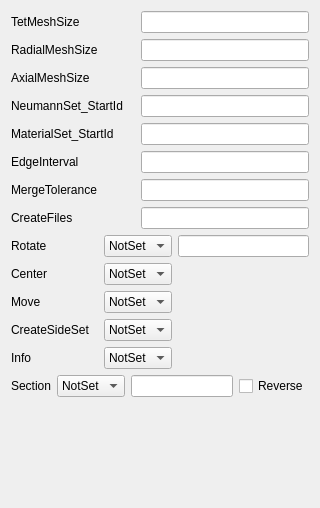
Qt form Application/qAssyParameters.ui (Sprunth/RGG) before a commit.
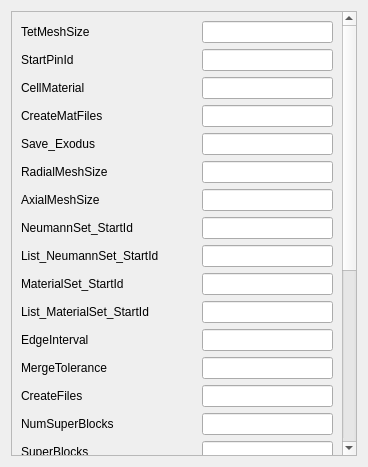
The same form after that commit.

Commit message: add parameters and gui setting for assembly

What changed in the file:
```diff
--- a/Application/qAssyParameters.ui
+++ b/Application/qAssyParameters.ui
@@ -6,88 +6,51 @@
    <rect>
     <x>0</x>
     <y>0</y>
-    <width>320</width>
-    <height>508</height>
+    <width>368</width>
+    <height>467</height>
    </rect>
   </property>
   <property name="windowTitle">
    <string>Form</string>
   </property>
   <layout class="QGridLayout" name="gridLayout">
-   <item row="11" column="2" colspan="2">
-    <widget class="QComboBox" name="MoveXYZ">
-     <item>
-      <property name="text">
-       <string>NotSet</string>
-      </property>
-     </item>
-     <item>
-      <property name="text">
-       <string>X</string>
+   <item row="0" column="0" colspan="2">
+    <widget class="QScrollArea" name="scrollArea">
+     <property name="widgetResizable">
+      <bool>true</bool>
+     </property>
+     <widget class="QWidget" name="scrollAreaWidgetContents">
+      <property name="geometry">
+       <rect>
+        <x>0</x>
+        <y>-271</y>
+        <width>327</width>
+        <height>840</height>
+       </rect>
       </property>
-     </item>
-     <item>
-      <property name="text">
-       <string>Y</string>
-      </property>
-     </item>
-     <item>
-      <property name="text">
-       <string>Z</string>
-      </property>
-     </item>
-    </widget>
-   </item>
-   <item row="14" column="0" colspan="5">
-    <layout class="QHBoxLayout" name="horizontalLayout">
-     <item>
-      <widget class="QLabel" name="label_7">
-       <property name="text">
-        <string>Section</string>
-       </property>
-      </widget>
-     </item>
-     <item>
-      <widget class="QComboBox" name="SectionXYZ">
-       <item>
-        <property name="text">
-         <string>NotSet</string>
-        </property>
-       </item>
-       <item>
-        <property name="text">
-         <string>X</string>
-        </property>
-       </item>
-       <item>
-        <property name="text">
-         <string>Y</string>
-        </property>
-       </item>
-       <item>
-        <property name="text">
-         <string>Z</string>
-        </property>
-       </item>
-      </widget>
-     </item>
-     <item>
-      <widget class="QLineEdit" name="SectionOffset"/>
-     </item>
-     <item>
-      <widget class="QCheckBox" name="SectionReverse">
-       <property name="text">
-        <string>Reverse</string>
-       </property>
-      </widget>
-     </item>
-    </layout>
-   </item>
-   <item row="5" column="3" colspan="2">
-    <widget class="QLineEdit" name="EdgeInterval"/>
-   </item>
+      <layout class="QGridLayout" name="gridLayout_2">
    <item row="10" column="2" colspan="2">
-    <widget class="QComboBox" name="CenterXYZ">
+        <widget class="QLineEdit" name="List_MaterialSet_StartId"/>
+       </item>
+       <item row="1" column="0">
+        <widget class="QLabel" name="label_15">
+         <property name="text">
+          <string>StartPinId</string>
+         </property>
+        </widget>
+       </item>
+       <item row="3" column="2" colspan="2">
+        <widget class="QLineEdit" name="CreateMatFiles"/>
+       </item>
+       <item row="23" column="0">
+        <widget class="QLabel" name="label_23">
+         <property name="text">
+          <string>Unknown</string>
+         </property>
+        </widget>
+       </item>
+       <item row="19" column="1" colspan="2">
+        <widget class="QComboBox" name="MoveXYZ">
      <item>
       <property name="text">
        <string>NotSet</string>
@@ -110,28 +73,8 @@
      </item>
     </widget>
    </item>
-   <item row="7" column="0">
-    <widget class="QLabel" name="label_14">
-     <property name="text">
-      <string>CreateFiles</string>
-     </property>
-    </widget>
-   </item>
-   <item row="10" column="0">
-    <widget class="QLabel" name="label_5">
-     <property name="text">
-      <string>Center</string>
-     </property>
-    </widget>
-   </item>
-   <item row="7" column="3" colspan="2">
-    <widget class="QLineEdit" name="CreateFiles"/>
-   </item>
-   <item row="4" column="3" colspan="2">
-    <widget class="QLineEdit" name="MaterialSet_StartId"/>
-   </item>
-   <item row="13" column="2" colspan="2">
-    <widget class="QComboBox" name="InfoOnOff">
+       <item row="21" column="1" colspan="2">
+        <widget class="QComboBox" name="Info">
      <item>
       <property name="text">
        <string>NotSet</string>
@@ -149,156 +92,399 @@
      </item>
     </widget>
    </item>
-   <item row="12" column="2" colspan="2">
-    <widget class="QComboBox" name="CreateSideSetYesNo">
-     <item>
-      <property name="text">
-       <string>NotSet</string>
-      </property>
-     </item>
-     <item>
+       <item row="11" column="2" colspan="2">
+        <widget class="QLineEdit" name="EdgeInterval"/>
+       </item>
+       <item row="17" column="0">
+        <widget class="QLabel" name="label_4">
       <property name="text">
-       <string>Yes</string>
-      </property>
-     </item>
-     <item>
-      <property name="text">
-       <string>No</string>
-      </property>
-     </item>
-    </widget>
-   </item>
-   <item row="1" column="0" colspan="2">
-    <widget class="QLabel" name="label_2">
-     <property name="text">
-      <string>RadialMeshSize</string>
-     </property>
-    </widget>
-   </item>
-   <item row="12" column="0">
+          <string>Rotate</string>
+         </property>
+        </widget>
+       </item>
+       <item row="0" column="2" colspan="2">
+        <widget class="QLineEdit" name="TetMeshSize"/>
+       </item>
+       <item row="7" column="2" colspan="2">
+        <widget class="QLineEdit" name="NeumannSet_StartId"/>
+       </item>
+       <item row="20" column="0">
     <widget class="QLabel" name="label_8">
      <property name="text">
       <string>CreateSideSet</string>
      </property>
     </widget>
    </item>
+       <item row="20" column="1" colspan="2">
+        <widget class="QComboBox" name="CreateSideSet">
+         <item>
+          <property name="text">
+           <string>NotSet</string>
+          </property>
+         </item>
+         <item>
+          <property name="text">
+           <string>Yes</string>
+          </property>
+         </item>
+         <item>
+          <property name="text">
+           <string>No</string>
+          </property>
+         </item>
+        </widget>
+       </item>
    <item row="11" column="0">
-    <widget class="QLabel" name="label_6">
+        <widget class="QLabel" name="label_12">
      <property name="text">
-      <string>Move</string>
+          <string>EdgeInterval</string>
      </property>
     </widget>
    </item>
-   <item row="2" column="0" colspan="2">
-    <widget class="QLabel" name="label_3">
-     <property name="text">
-      <string>AxialMeshSize</string>
-     </property>
-    </widget>
-   </item>
-   <item row="0" column="0">
-    <widget class="QLabel" name="label">
+       <item row="17" column="3">
+        <widget class="QLineEdit" name="RotateAngle"/>
+       </item>
+       <item row="18" column="0">
+        <widget class="QLabel" name="label_5">
      <property name="text">
-      <string>TetMeshSize</string>
+          <string>Center</string>
      </property>
     </widget>
    </item>
-   <item row="9" column="2" colspan="2">
-    <widget class="QComboBox" name="RotateXYZ">
-     <item>
-      <property name="text">
-       <string>NotSet</string>
-      </property>
-     </item>
-     <item>
-      <property name="text">
-       <string>X</string>
-      </property>
-     </item>
-     <item>
-      <property name="text">
-       <string>Y</string>
-      </property>
-     </item>
-     <item>
-      <property name="text">
-       <string>Z</string>
-      </property>
-     </item>
-    </widget>
+       <item row="14" column="2" colspan="2">
+        <widget class="QLineEdit" name="NumSuperBlocks"/>
    </item>
    <item row="13" column="0">
+        <widget class="QLabel" name="label_14">
+         <property name="text">
+          <string>CreateFiles</string>
+         </property>
+        </widget>
+       </item>
+       <item row="2" column="0">
+        <widget class="QLabel" name="label_16">
+         <property name="text">
+          <string>CellMaterial</string>
+         </property>
+        </widget>
+       </item>
+       <item row="21" column="0">
     <widget class="QLabel" name="label_9">
      <property name="text">
       <string>Info</string>
      </property>
     </widget>
    </item>
-   <item row="6" column="0" colspan="3">
+       <item row="1" column="2" colspan="2">
+        <widget class="QLineEdit" name="StartPinId"/>
+       </item>
+       <item row="12" column="2" colspan="2">
+        <widget class="QLineEdit" name="MergeTolerance"/>
+       </item>
+       <item row="5" column="2" colspan="2">
+        <widget class="QLineEdit" name="RadialMeshSize"/>
+       </item>
+       <item row="8" column="2" colspan="2">
+        <widget class="QLineEdit" name="List_NeumannSet_StartId"/>
+       </item>
+       <item row="0" column="0">
+        <widget class="QLabel" name="label">
+         <property name="text">
+          <string>TetMeshSize</string>
+         </property>
+        </widget>
+       </item>
+       <item row="6" column="0">
+        <widget class="QLabel" name="label_3">
+         <property name="text">
+          <string>AxialMeshSize</string>
+         </property>
+        </widget>
+       </item>
+       <item row="5" column="0">
+        <widget class="QLabel" name="label_2">
+         <property name="text">
+          <string>RadialMeshSize</string>
+         </property>
+        </widget>
+       </item>
+       <item row="12" column="0" colspan="2">
     <widget class="QLabel" name="label_13">
      <property name="text">
       <string>MergeTolerance</string>
      </property>
     </widget>
    </item>
-   <item row="5" column="0">
-    <widget class="QLabel" name="label_12">
-     <property name="text">
-      <string>EdgeInterval</string>
-     </property>
-    </widget>
-   </item>
-   <item row="9" column="0">
-    <widget class="QLabel" name="label_4">
+       <item row="9" column="2" colspan="2">
+        <widget class="QLineEdit" name="MaterialSet_StartId"/>
+       </item>
+       <item row="19" column="0">
+        <widget class="QLabel" name="label_6">
      <property name="text">
-      <string>Rotate</string>
+          <string>Move</string>
      </property>
     </widget>
    </item>
-   <item row="6" column="3" colspan="2">
-    <widget class="QLineEdit" name="MergeTolerance"/>
-   </item>
-   <item row="2" column="3" colspan="2">
-    <widget class="QLineEdit" name="AxialMeshSize"/>
-   </item>
-   <item row="0" column="3" colspan="2">
-    <widget class="QLineEdit" name="TetMeshSize"/>
-   </item>
-   <item row="9" column="4">
-    <widget class="QLineEdit" name="RotateAngle"/>
-   </item>
-   <item row="3" column="0" colspan="3">
+       <item row="7" column="0" colspan="2">
     <widget class="QLabel" name="label_10">
      <property name="text">
       <string>NeumannSet_StartId</string>
      </property>
     </widget>
    </item>
-   <item row="4" column="0" colspan="3">
+       <item row="9" column="0" colspan="2">
     <widget class="QLabel" name="label_11">
      <property name="text">
       <string>MaterialSet_StartId</string>
      </property>
     </widget>
    </item>
-   <item row="1" column="3" colspan="2">
-    <widget class="QLineEdit" name="RadialMeshSize"/>
-   </item>
-   <item row="3" column="3" colspan="2">
-    <widget class="QLineEdit" name="NeumannSet_StartId"/>
+       <item row="6" column="2" colspan="2">
+        <widget class="QLineEdit" name="AxialMeshSize"/>
+       </item>
+       <item row="24" column="0" colspan="4">
+        <widget class="QPlainTextEdit" name="Unknown"/>
+       </item>
+       <item row="18" column="1" colspan="2">
+        <widget class="QComboBox" name="CenterXYZ">
+         <item>
+          <property name="text">
+           <string>NotSet</string>
+          </property>
+         </item>
+         <item>
+          <property name="text">
+           <string>X</string>
+          </property>
+         </item>
+         <item>
+          <property name="text">
+           <string>Y</string>
+          </property>
+         </item>
+         <item>
+          <property name="text">
+           <string>Z</string>
+          </property>
+         </item>
+        </widget>
+       </item>
+       <item row="22" column="0" colspan="4">
+        <layout class="QHBoxLayout" name="horizontalLayout">
+         <item>
+          <widget class="QLabel" name="label_7">
+           <property name="text">
+            <string>Section</string>
+           </property>
+          </widget>
+         </item>
+         <item>
+          <widget class="QComboBox" name="SectionXYZ">
+           <item>
+            <property name="text">
+             <string>NotSet</string>
+            </property>
+           </item>
+           <item>
+            <property name="text">
+             <string>X</string>
+            </property>
+           </item>
+           <item>
+            <property name="text">
+             <string>Y</string>
+            </property>
+           </item>
+           <item>
+            <property name="text">
+             <string>Z</string>
+            </property>
+           </item>
+          </widget>
+         </item>
+         <item>
+          <widget class="QLineEdit" name="SectionOffset"/>
+         </item>
+         <item>
+          <widget class="QCheckBox" name="SectionReverse">
+           <property name="text">
+            <string>Reverse</string>
+           </property>
+          </widget>
+         </item>
+        </layout>
+       </item>
+       <item row="13" column="2" colspan="2">
+        <widget class="QLineEdit" name="CreateFiles"/>
+       </item>
+       <item row="16" column="0">
+        <widget class="QLabel" name="label_24">
+         <property name="text">
+          <string>MeshType</string>
+         </property>
+        </widget>
+       </item>
+       <item row="8" column="0">
+        <widget class="QLabel" name="label_19">
+         <property name="text">
+          <string>List_NeumannSet_StartId</string>
+         </property>
+        </widget>
+       </item>
+       <item row="4" column="0">
+        <widget class="QLabel" name="label_18">
+         <property name="text">
+          <string>Save_Exodus</string>
+         </property>
+        </widget>
+       </item>
+       <item row="14" column="0">
+        <widget class="QLabel" name="label_21">
+         <property name="text">
+          <string>NumSuperBlocks</string>
+         </property>
+        </widget>
+       </item>
+       <item row="10" column="0">
+        <widget class="QLabel" name="label_20">
+         <property name="text">
+          <string>List_MaterialSet_StartId</string>
+         </property>
+        </widget>
    </item>
    <item row="15" column="0">
-    <spacer name="verticalSpacer">
-     <property name="orientation">
-      <enum>Qt::Vertical</enum>
-     </property>
-     <property name="sizeHint" stdset="0">
-      <size>
-       <width>20</width>
-       <height>40</height>
-      </size>
-     </property>
-    </spacer>
+        <widget class="QLabel" name="label_22">
+         <property name="text">
+          <string>SuperBlocks</string>
+         </property>
+        </widget>
+       </item>
+       <item row="3" column="0">
+        <widget class="QLabel" name="label_17">
+         <property name="text">
+          <string>CreateMatFiles</string>
+         </property>
+        </widget>
+       </item>
+       <item row="15" column="2" colspan="2">
+        <widget class="QLineEdit" name="SuperBlocks"/>
+       </item>
+       <item row="4" column="2" colspan="2">
+        <widget class="QLineEdit" name="Save_Exodus"/>
+       </item>
+       <item row="2" column="2" colspan="2">
+        <widget class="QLineEdit" name="CellMaterial"/>
+       </item>
+       <item row="17" column="1" colspan="2">
+        <widget class="QComboBox" name="RotateXYZ">
+         <item>
+          <property name="text">
+           <string>NotSet</string>
+          </property>
+         </item>
+         <item>
+          <property name="text">
+           <string>X</string>
+          </property>
+         </item>
+         <item>
+          <property name="text">
+           <string>Y</string>
+          </property>
+         </item>
+         <item>
+          <property name="text">
+           <string>Z</string>
+          </property>
+         </item>
+        </widget>
+       </item>
+       <item row="16" column="1" colspan="2">
+        <widget class="QComboBox" name="MeshType">
+         <item>
+          <property name="text">
+           <string>NotSet</string>
+          </property>
+         </item>
+         <item>
+          <property name="text">
+           <string>Hex</string>
+          </property>
+         </item>
+         <item>
+          <property name="text">
+           <string>Tet</string>
+          </property>
+         </item>
+        </widget>
+       </item>
+      </layout>
+      <zorder>CreateFiles</zorder>
+      <zorder>label_10</zorder>
+      <zorder>NeumannSet_StartId</zorder>
+      <zorder>label_12</zorder>
+      <zorder>EdgeInterval</zorder>
+      <zorder>label_13</zorder>
+      <zorder>TetMeshSize</zorder>
+      <zorder>label_3</zorder>
+      <zorder>MergeTolerance</zorder>
+      <zorder>label_14</zorder>
+      <zorder>label</zorder>
+      <zorder>label_2</zorder>
+      <zorder>AxialMeshSize</zorder>
+      <zorder>MaterialSet_StartId</zorder>
+      <zorder>RadialMeshSize</zorder>
+      <zorder>label_11</zorder>
+      <zorder>CreateFiles</zorder>
+      <zorder>NeumannSet_StartId</zorder>
+      <zorder>CreateSideSet</zorder>
+      <zorder>label_8</zorder>
+      <zorder>label_6</zorder>
+      <zorder>label_9</zorder>
+      <zorder>label_2</zorder>
+      <zorder>MoveXYZ</zorder>
+      <zorder>label_12</zorder>
+      <zorder>RotateAngle</zorder>
+      <zorder>MaterialSet_StartId</zorder>
+      <zorder>EdgeInterval</zorder>
+      <zorder>label_13</zorder>
+      <zorder>RadialMeshSize</zorder>
+      <zorder>MergeTolerance</zorder>
+      <zorder>label</zorder>
+      <zorder>RotateXYZ</zorder>
+      <zorder>label_5</zorder>
+      <zorder>label_3</zorder>
+      <zorder></zorder>
+      <zorder>Info</zorder>
+      <zorder>label_11</zorder>
+      <zorder>AxialMeshSize</zorder>
+      <zorder>TetMeshSize</zorder>
+      <zorder>label_14</zorder>
+      <zorder>label_4</zorder>
+      <zorder>CenterXYZ</zorder>
+      <zorder>label_10</zorder>
+      <zorder>label_15</zorder>
+      <zorder>StartPinId</zorder>
+      <zorder>label_16</zorder>
+      <zorder>CellMaterial</zorder>
+      <zorder>label_17</zorder>
+      <zorder>CreateMatFiles</zorder>
+      <zorder>label_18</zorder>
+      <zorder>Save_Exodus</zorder>
+      <zorder>label_19</zorder>
+      <zorder>List_NeumannSet_StartId</zorder>
+      <zorder>label_20</zorder>
+      <zorder>List_MaterialSet_StartId</zorder>
+      <zorder>label_21</zorder>
+      <zorder>NumSuperBlocks</zorder>
+      <zorder>label_22</zorder>
+      <zorder>SuperBlocks</zorder>
+      <zorder>Unknown</zorder>
+      <zorder>label_23</zorder>
+      <zorder>label_24</zorder>
+      <zorder>MeshType</zorder>
+     </widget>
+    </widget>
    </item>
   </layout>
  </widget>
```
Lines whose indentation alone changed are shown as unchanged. The commit also changes 8 other files.
